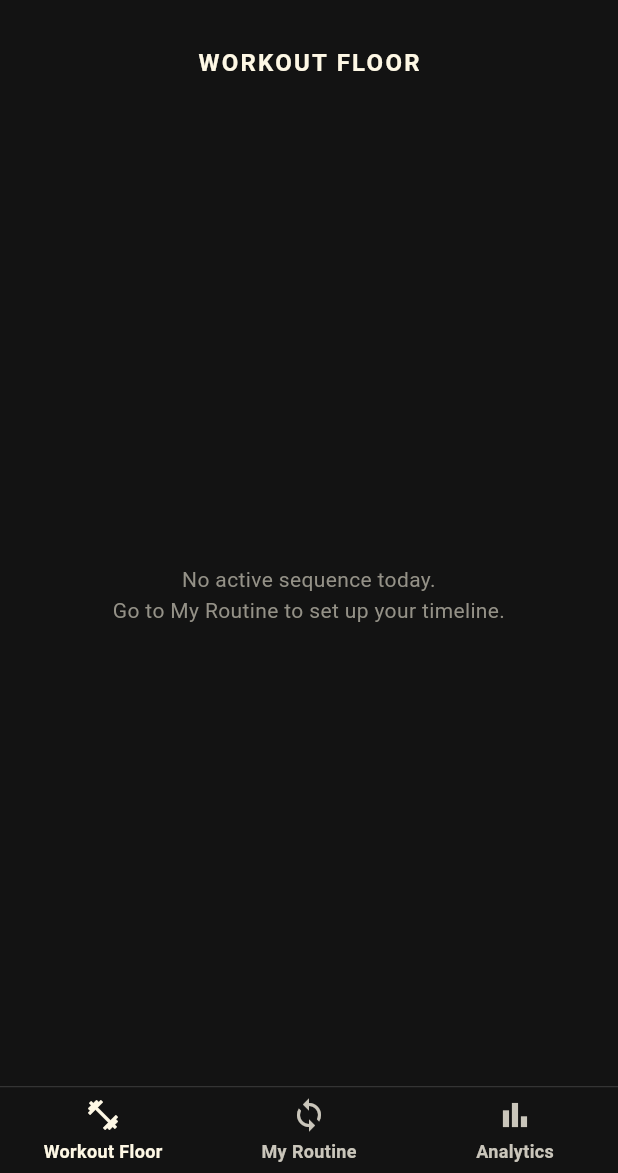
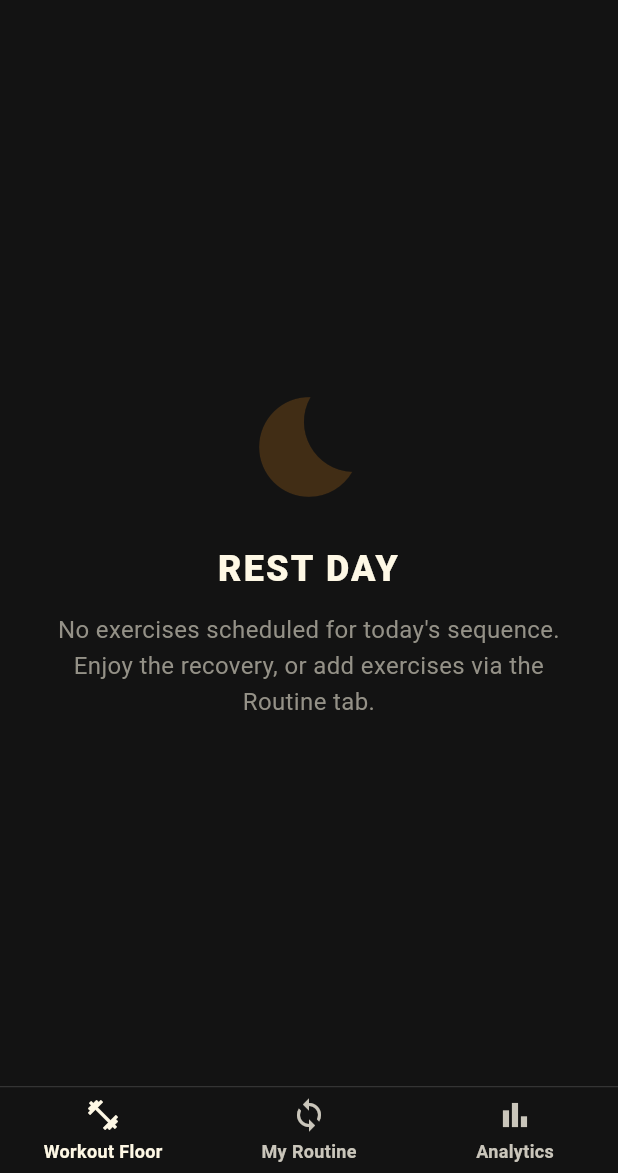
Before and after one commit to TugaGelo/Batak, a Flutter app: the screen it shows after launch, on a phone screen of 412 x 824 dp, the part 63-1236 px from its top. Run offline on Flutter 3.47's test engine with Material 3 defaults, Android fonts, the phone set to English and light mode, and no system bars; our stand-ins replace drift, drift_flutter, flutter_riverpod; accounts and stored records are empty; generated files the repository leaves out were written again.

Commit message:
refactor: componentize workout floor, implement active session archiving and automated recovery loops

```diff
--- a/lib/core/state/workout_state.dart
+++ b/lib/core/state/workout_state.dart
@@ -31,13 +31,21 @@ class ExerciseSession {
 
 class ActiveSessionState {
   final List<ExerciseSession> exercises;
-  ActiveSessionState({required this.exercises});
-  ActiveSessionState copyWith({List<ExerciseSession>? exercises}) => ActiveSessionState(exercises: exercises ?? this.exercises);
+  final bool isRestMode;
+
+  ActiveSessionState({required this.exercises, this.isRestMode = false});
+
+  ActiveSessionState copyWith({List<ExerciseSession>? exercises, bool? isRestMode}) =>
+    ActiveSessionState(exercises: exercises ?? this.exercises, isRestMode: isRestMode ?? this.isRestMode);
 }
 
 class ActiveSessionNotifier extends StateNotifier<ActiveSessionState> {
   final SetLogsRepository _logsRepo;
   ActiveSessionNotifier(this._logsRepo) : super(ActiveSessionState(exercises: []));
+
+  void clearSession() => state = ActiveSessionState(exercises: []);
+
+  void lockIntoRestMode() => state = state.copyWith(exercises: [], isRestMode: true);
 
   void addSet(int exIdx) {
     final s = state.exercises[exIdx];
@@ -70,7 +78,7 @@ class ActiveSessionNotifier extends StateNotifier<ActiveSessionState> {
   void loadDailyContext(List<ExerciseSession> dailyExercises) {
     if (state.exercises.isNotEmpty && dailyExercises.isNotEmpty &&
         state.exercises.map((e) => e.exercise.id).join(',') == dailyExercises.map((e) => e.exercise.id).join(',')) return;
-    state = state.copyWith(exercises: dailyExercises);
+    state = state.copyWith(exercises: dailyExercises, isRestMode: false);
   }
 }
 
@@ -90,14 +98,34 @@ class RestTimerNotifier extends StateNotifier<int> {
 
 final restTimerProvider = StateNotifierProvider<RestTimerNotifier, int>((ref) => RestTimerNotifier());
 
+final bypassSameDayWorkoutProvider = StateProvider<bool>((ref) => false);
+
 final workoutSessionLoaderProvider = FutureProvider<void>((ref) async {
   final engine = ref.watch(loopEngineProvider), db = ref.watch(databaseProvider), logsRepo = ref.watch(setLogsRepositoryProvider);
-  final routine = await engine.getActiveRoutine(), template = routine != null ? await engine.getTodayTemplate(routine) : null;
-  if (template == null) return;
+  final bypass = ref.watch(bypassSameDayWorkoutProvider);
+
+  if (!bypass) {
+    final alreadyWorkedOutToday = await logsRepo.hasCompletedSessionToday();
+    if (alreadyWorkedOutToday) {
+      ref.read(activeSessionProvider.notifier).lockIntoRestMode();
+      return;
+    }
+  }
+
+  final routine = await engine.getActiveRoutine();
+  if (routine == null) {
+    ref.read(activeSessionProvider.notifier).clearSession();
+    return;
+  }
+
+  final template = await engine.getTodayTemplate(routine);
+  if (template == null) {
+    ref.read(activeSessionProvider.notifier).clearSession();
+    return;
+  }
 
   final results = await (db.select(db.workoutExercises).join([drift.innerJoin(db.exercises, db.exercises.id.equalsExp(db.workoutExercises.exerciseId))])
     ..where(db.workoutExercises.workoutTemplateId.equals(template.id))..orderBy([drift.OrderingTerm.asc(db.workoutExercises.displayOrder)])).get();
-  if (results.isEmpty) return;
 
   List<ExerciseSession> dailyExercises = [];
   for (var row in results) {
@@ -109,5 +137,6 @@ final workoutSessionLoaderProvider = FutureProvider<void>((ref) async {
 
     dailyExercises.add(ExerciseSession(exercise: ex, sets: [...restored, ActiveSet(previousWeight: past.isNotEmpty ? past.last.weight : null, previousReps: past.isNotEmpty ? past.last.reps : null)]));
   }
+
   ref.read(activeSessionProvider.notifier).loadDailyContext(dailyExercises);
 });
--- a/lib/ui/routine/composer/composer_action_footer.dart
+++ b/lib/ui/routine/composer/composer_action_footer.dart
@@ -2,6 +2,7 @@ import 'package:flutter/material.dart';
 import 'package:flutter_riverpod/flutter_riverpod.dart';
 import 'package:drift/drift.dart' as drift;
 import '../../../core/database/app_database.dart';
+import '../../../core/state/workout_state.dart';
 import '../routine_screen.dart';
 import 'routine_composer.dart';
 
@@ -73,6 +74,9 @@ class ComposerActionFooter extends ConsumerWidget {
 
           ref.read(selectedRoutineIdProvider.notifier).state = routineId;
           ref.invalidate(routineDataProvider);
+
+          ref.invalidate(workoutSessionLoaderProvider);
+
           ref.read(isComposingProvider.notifier).state = false;
         },
         style: ElevatedButton.styleFrom(
--- a/lib/ui/routine/viewer/empty_routine_view.dart
+++ b/lib/ui/routine/viewer/empty_routine_view.dart
@@ -36,7 +36,10 @@ class EmptyRoutineView extends ConsumerWidget {
           ),
           const SizedBox(height: 32),
           OutlinedButton.icon(
-            onPressed: () => ref.read(isComposingProvider.notifier).state = true, // Opens Composer manually
+            onPressed: () {
+              ref.read(editingRoutineTargetProvider.notifier).state = null;
+              ref.read(isComposingProvider.notifier).state = true;
+            },
             icon: const Icon(Icons.add, color: Color(0xFFE1C19F)),
             label: const Text("BUILD NEW PROFILE", style: TextStyle(color: Color(0xFFE1C19F), fontWeight: FontWeight.bold, letterSpacing: 1)),
             style: OutlinedButton.styleFrom(
--- /dev/null
+++ b/lib/ui/widgets/rest_day_view.dart
@@ -0,0 +1,23 @@
+import 'package:flutter/material.dart';
+
+class RestDayView extends StatelessWidget {
+  const RestDayView({super.key});
+
+  @override
+  Widget build(BuildContext context) {
+    return const Padding(
+      padding: EdgeInsets.symmetric(horizontal: 24.0),
+      child: Column(
+        mainAxisAlignment: MainAxisAlignment.center,
+        crossAxisAlignment: CrossAxisAlignment.stretch,
+        children: [
+          Icon(Icons.bedtime, color: Color(0xFF412D15), size: 80),
+          SizedBox(height: 24),
+          Text("REST DAY", textAlign: TextAlign.center, style: TextStyle(color: Color(0xFFFEF8E5), fontSize: 24, fontWeight: FontWeight.w900, letterSpacing: 1.5)),
+          SizedBox(height: 12),
+          Text("No exercises scheduled for today's sequence.\nEnjoy the recovery, or add exercises via the Routine tab.", textAlign: TextAlign.center, style: TextStyle(color: Color(0xFF949187), fontSize: 16, height: 1.5)),
+        ],
+      ),
+    );
+  }
+}
--- a/lib/ui/widgets/set_log_row.dart
+++ b/lib/ui/widgets/set_log_row.dart
@@ -88,7 +88,7 @@ class SetLogRow extends ConsumerWidget {
                       final wasCompleted = activeSet.isCompleted;
                       await ref.read(activeSessionProvider.notifier).toggleSetLogging(exerciseIndex, setIndex);
                       if (!wasCompleted) {
-                        ref.read(restTimerProvider.notifier).startTimer(90);
+                        ref.read(restTimerProvider.notifier).startTimer(5);
                       }
                     },
             ),
--- a/lib/ui/workout_floor.dart
+++ b/lib/ui/workout_floor.dart
@@ -3,6 +3,9 @@ import 'package:flutter_riverpod/flutter_riverpod.dart';
 import '../core/state/workout_state.dart';
 import 'widgets/exercise_card.dart';
 import 'widgets/floating_rest_timer.dart';
+import 'widgets/rest_day_view.dart';
+import 'widgets/training_complete_view.dart';
+import 'widgets/finish_workout_button.dart';
 
 class WorkoutFloorScreen extends ConsumerWidget {
   const WorkoutFloorScreen({super.key});
@@ -13,31 +16,26 @@ class WorkoutFloorScreen extends ConsumerWidget {
 
     return Scaffold(
       backgroundColor: const Color(0xFF131313),
-      appBar: AppBar(
-        backgroundColor: const Color(0xFF131313),
-        elevation: 0,
-        title: const Text("WORKOUT FLOOR", style: TextStyle(color: Color(0xFFFEF8E5), fontSize: 16, fontWeight: FontWeight.bold, letterSpacing: 1.5)),
-        centerTitle: true,
-      ),
-      body: loaderAsync.when(
+      body: SafeArea(
+        child: loaderAsync.when(
           loading: () => const Center(child: CircularProgressIndicator(color: Color(0xFFE1C19F))),
           error: (err, stack) => Center(child: Text("Error: $err", style: const TextStyle(color: Colors.redAccent))),
           data: (_) {
             final sessionState = ref.watch(activeSessionProvider);
 
-          if (sessionState.exercises.isEmpty) {
-            return const Center(
-              child: Text("No active sequence today.\nGo to My Routine to set up your timeline.", textAlign: TextAlign.center, style: TextStyle(color: Color(0xFF949187), fontSize: 14, height: 1.5)),
-            );
-          }
+            if (sessionState.isRestMode) return const TrainingCompleteView();
+            if (sessionState.exercises.isEmpty) return const RestDayView();
 
             return Stack(
               children: [
                 ListView.separated(
-                padding: const EdgeInsets.fromLTRB(20, 20, 20, 120),
-                itemCount: sessionState.exercises.length,
+                  padding: const EdgeInsets.fromLTRB(20, 24, 20, 120),
+                  itemCount: sessionState.exercises.length + 1,
                   separatorBuilder: (context, index) => const SizedBox(height: 24),
                   itemBuilder: (context, index) {
+                    if (index == sessionState.exercises.length) {
+                      return const FinishWorkoutButton();
+                    }
                     return ExerciseCard(exerciseIndex: index);
                   },
                 ),
@@ -46,6 +44,7 @@ class WorkoutFloorScreen extends ConsumerWidget {
             );
           },
         ),
+      ),
     );
   }
 }
```
Also changed, not shown: lib/core/database/app_database.dart (+29 -12 lines), lib/core/database/set_logs_repository.dart (+58 -18 lines), lib/ui/widgets/finish_workout_button.dart (added, +78 -0 lines), lib/ui/widgets/training_complete_view.dart (added, +35 -0 lines), lib/core/database/app_database.g.dart. Lines whose indentation alone changed are shown as unchanged.
